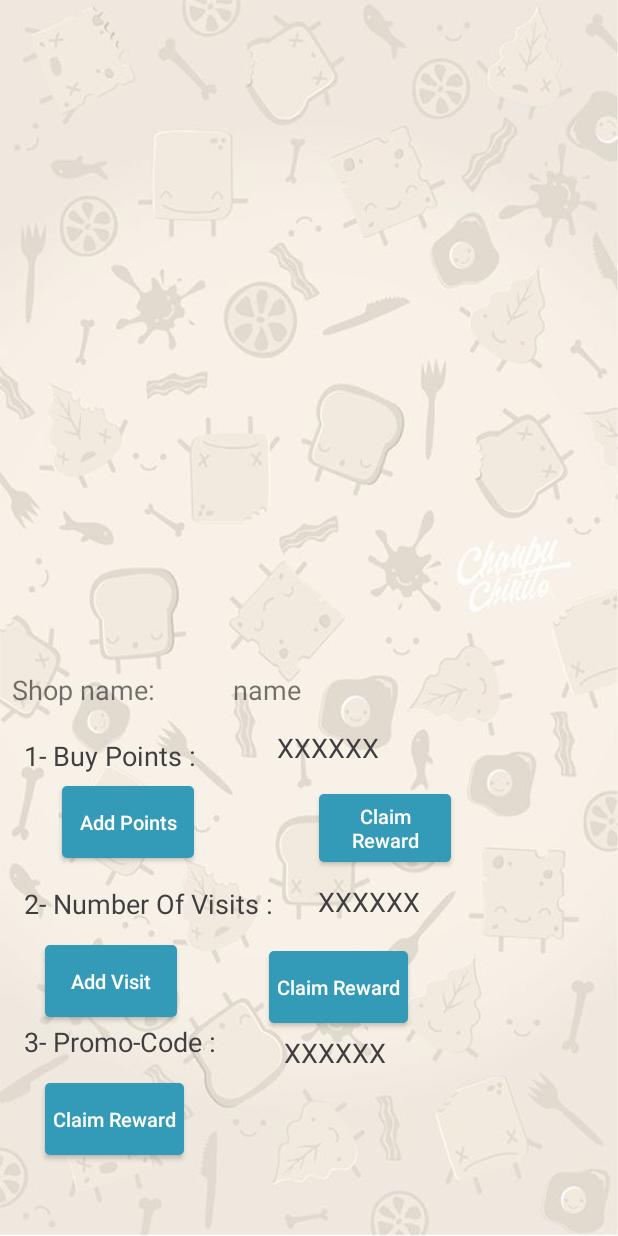
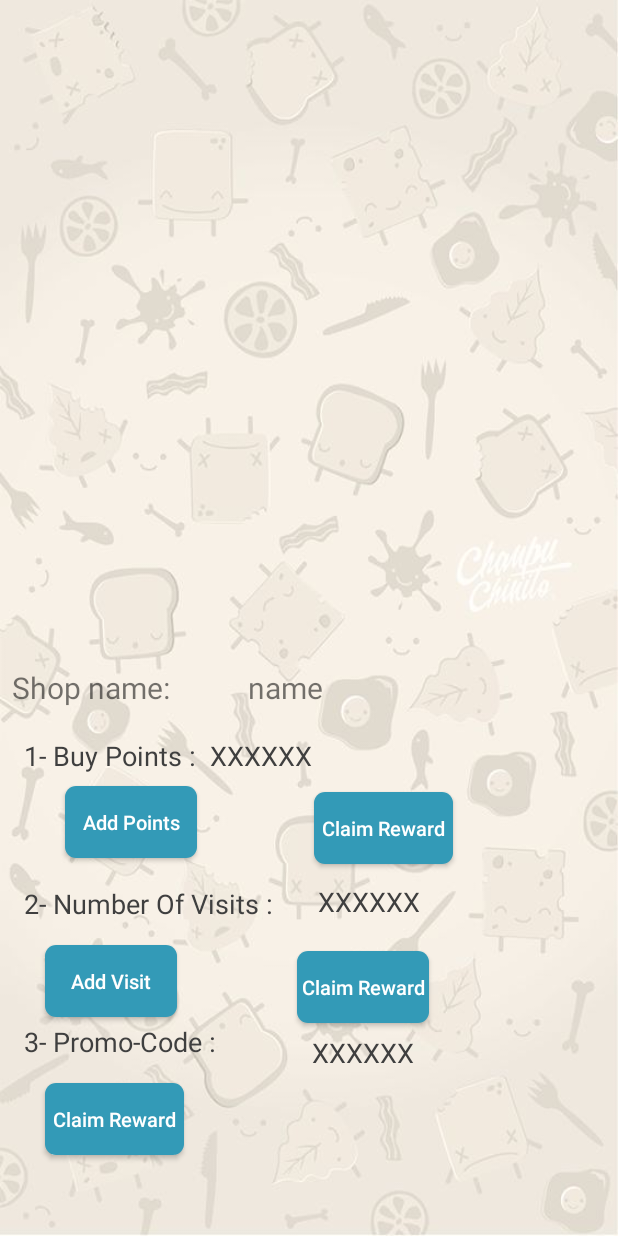
Before and after one commit to minasedhom1/CityCenter3, an Android app: the layout fragment_voucher.xml on its own in the app's theme, with its tools: preview values and no code run, on a phone screen of 412 x 824 dp. Run offline under Robolectric (Android 15) with nearby library versions, the phone set to English and light mode, and no system bars; network calls fail.

Commit message:
lotalty3

```diff
--- a/app/src/main/java/com/av/lenovo/sa3edny/classes/ExceptionHandler.java
+++ b/app/src/main/java/com/av/lenovo/sa3edny/classes/ExceptionHandler.java
@@ -6,7 +6,9 @@ import android.content.Context;
  * Created by Mina on 4/9/2017.
  */
 
-public class ExceptionHandler implements java.lang.Thread.UncaughtExceptionHandler {
+public class
+
+ExceptionHandler implements java.lang.Thread.UncaughtExceptionHandler {
 
     Context context;
 
--- a/app/src/main/java/com/av/lenovo/sa3edny/fragments/VoucherFragment.java
+++ b/app/src/main/java/com/av/lenovo/sa3edny/fragments/VoucherFragment.java
@@ -52,7 +52,7 @@ Button loyal_add_points_btn,loyalty_claim_points,loyalty_add_visit,loyal_claim_v
     TextView FB_name_voucher_page, shop_name_tv,total_points,total_visits,promoCode;
     Bundle bundle;
 
-LoyaltyClass loyaltyObject;
+    LoyaltyClass loyaltyObject;
     String shop_id,shopname="";
 
     @Override
@@ -136,7 +136,10 @@ LoyaltyClass loyaltyObject;
             public void onClick(View v) {
                 if (loyaltyObject.isVisite())
                     popup_add_visit();
+                else Toast.makeText(getContext(),"This item not providing visits claiming",Toast.LENGTH_SHORT).show();
             }
+
+
         });
 
         loyal_claim_visit= (Button) v.findViewById(R.id.loyal_claim_visit);
--- a/app/src/main/java/com/av/lenovo/sa3edny/services/LoyaltyService.java
+++ b/app/src/main/java/com/av/lenovo/sa3edny/services/LoyaltyService.java
@@ -21,7 +21,8 @@ import com.google.gson.JsonParser;
 
 public class LoyaltyService extends IntentService {
 
-    public LoyaltyService() {
+    public LoyaltyService()
+    {
         super("");
     }
     LoyaltyClass loyaltyObject;
--- a/app/src/main/res/drawable/rounded_corner_btn.xml
+++ b/app/src/main/res/drawable/rounded_corner_btn.xml
@@ -5,7 +5,7 @@
         <shape android:shape="rectangle"
             >
 
-            <corners android:radius="3dp"/>
+            <corners android:radius="7dp"/>
             <solid android:color="#339ab7"/>
         </shape>
     </item>
--- a/app/src/main/res/layout/fragment_voucher.xml
+++ b/app/src/main/res/layout/fragment_voucher.xml
@@ -68,10 +68,10 @@
             app:layout_constraintLeft_toRightOf="@+id/textView5"
             android:layout_marginRight="8dp"
             app:layout_constraintRight_toRightOf="parent"
-            app:layout_constraintHorizontal_bias="0.234"
+            app:layout_constraintHorizontal_bias="0.0"
             tools:layout_constraintBottom_creator="1"
             android:layout_marginEnd="8dp"
-            android:layout_marginTop="14dp"
+            android:layout_marginTop="19dp"
             app:layout_constraintTop_toBottomOf="@+id/loyalty_shop_name" />
 
 
@@ -87,29 +87,27 @@
         android:textSize="13sp"
         tools:layout_constraintBottom_creator="1"
         tools:layout_constraintLeft_creator="1"
-        android:layout_marginLeft="14dp"
+        android:layout_marginLeft="16dp"
         app:layout_constraintLeft_toLeftOf="parent"
         app:layout_constraintRight_toLeftOf="@+id/loyalty_claim_points"
         android:layout_marginRight="8dp"
-        app:layout_constraintHorizontal_bias="0.264"
+        app:layout_constraintHorizontal_bias="0.296"
         android:layout_marginBottom="8dp"
         app:layout_constraintBottom_toTopOf="@+id/textView4" />
         <Button
             android:textSize="13sp"
-            android:paddingStart="5dp"
-            android:paddingEnd="5dp"
             android:layout_width="wrap_content"
-            android:layout_height="48dp"
+            android:layout_height="wrap_content"
             android:text="Claim Reward"
             android:textAllCaps="false"
             android:background="@drawable/rounded_corner_btn"
             android:textColor="#fff"
             android:id="@+id/loyal_claim_visit"
             app:layout_constraintLeft_toRightOf="@+id/loyalty_add_visit"
-            android:layout_marginLeft="17dp"
+            android:layout_marginLeft="8dp"
             android:layout_marginRight="8dp"
             app:layout_constraintRight_toRightOf="parent"
-            app:layout_constraintHorizontal_bias="0.251"
+            app:layout_constraintHorizontal_bias="0.348"
             android:layout_marginStart="17dp"
             android:layout_marginEnd="8dp"
             app:layout_constraintTop_toTopOf="@+id/loyalty_add_visit"
@@ -155,8 +153,8 @@
     <Button
         android:id="@+id/loyalty_claim_promocode"
         android:layout_width="wrap_content"
-        android:layout_height="48dp"
-        android:layout_marginLeft="34dp"
+        android:layout_height="wrap_content"
+        android:layout_marginLeft="16dp"
         android:background="@drawable/rounded_corner_btn"
         android:paddingEnd="5dp"
         android:paddingStart="5dp"
@@ -195,11 +193,11 @@
             android:textSize="13sp"
 
             android:layout_width="wrap_content"
-            android:layout_height="48dp"
+            android:layout_height="wrap_content"
             android:text="Add Visit"
             android:textAllCaps="false"
             android:textColor="#fff"
-            android:layout_marginLeft="46dp"
+            android:layout_marginLeft="16dp"
             app:layout_constraintLeft_toLeftOf="parent"
             android:id="@+id/loyalty_add_visit"
             android:layout_marginStart="30dp"
@@ -209,8 +207,8 @@
             android:textSize="13sp"
 
             android:padding="5dp"
-            android:layout_width="88dp"
-            android:layout_height="45dp"
+            android:layout_width="wrap_content"
+            android:layout_height="wrap_content"
             android:text="Claim Reward"
             android:textAllCaps="false"
             android:background="@drawable/rounded_corner_btn"
@@ -250,7 +248,7 @@
         android:layout_marginBottom="8dp" />
 
     <TextView
-        android:textSize="18sp"
+        android:textSize="20sp"
         android:id="@+id/textView6"
         android:layout_width="wrap_content"
         android:layout_height="wrap_content"
@@ -265,8 +263,7 @@
         app:layout_constraintLeft_toLeftOf="parent" />
 
     <TextView
-        android:textSize="18sp"
-
+        android:textSize="20sp"
         android:id="@+id/loyalty_shop_name"
         android:layout_width="wrap_content"
         android:layout_height="wrap_content"
--- a/app/src/main/res/layout/popup_loyalty_add_points.xml
+++ b/app/src/main/res/layout/popup_loyalty_add_points.xml
@@ -15,6 +15,7 @@
             android:text="Shop Name:"
                 android:textSize="18sp"/>
             <TextView
+                android:textSize="20sp"
                 android:layout_marginLeft="15dp"
                 android:layout_width="wrap_content"
                 android:layout_height="wrap_content"
@@ -67,8 +68,7 @@
     <LinearLayout
         android:layout_height="wrap_content"
         android:layout_width="match_parent"
-        android:paddingStart="10dp"
-        android:paddingEnd="10dp"
+        android:padding="15dp"
         >
         <Button android:layout_weight="1"
             android:layout_height="wrap_content"
--- a/app/src/main/res/layout/popup_loyalty_add_visit.xml
+++ b/app/src/main/res/layout/popup_loyalty_add_visit.xml
@@ -39,8 +39,7 @@
     <LinearLayout
         android:layout_height="wrap_content"
         android:layout_width="match_parent"
-        android:paddingStart="10dp"
-        android:paddingEnd="10dp"
+       android:padding="15dp"
         >
         <Button android:layout_weight="1"
             android:layout_height="wrap_content"
```
Also changed, not shown: app/src/main/res/layout/pop_up_claim_points.xml (+21 -5 lines).
